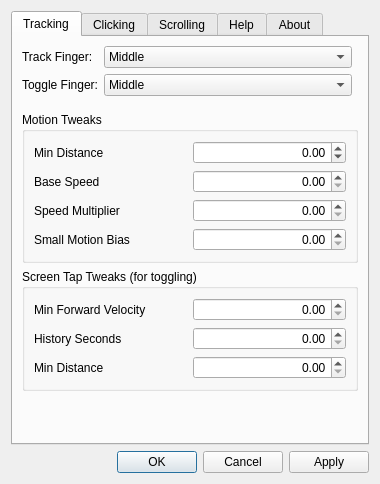
Before: the Qt Designer form src/res/xlm.ui in rpav/xleapmouse, drawn with Qt 5.
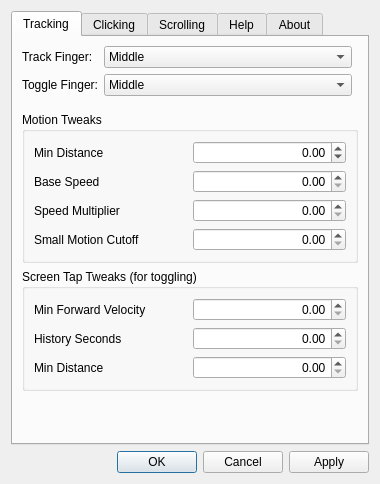
After: the same form once the commit is applied.

Commit message: Small Motion Bias -> Cutoff, better smoothing on the low end

What changed in the file:
```diff
--- a/src/res/xlm.ui
+++ b/src/res/xlm.ui
@@ -120,7 +120,7 @@
           <item row="3" column="0">
            <widget class="QLabel" name="label_small_motion">
             <property name="text">
-             <string>Small Motion Bias</string>
+             <string>Small Motion Cutoff</string>
             </property>
            </widget>
           </item>
```
Left out of the diff: 43 changed lines with no effect on the pictures. The commit also changes 4 other files.
